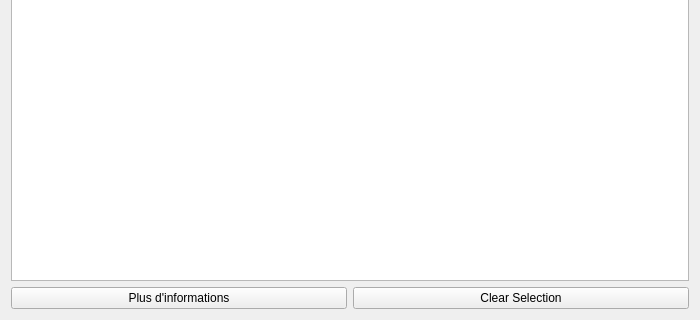
Old version of the form Projet/View/findcontact.ui in the repository KieceDonc/L3_CDAA; both pictures show x 0 to 700 and y 437 to 757 of the 700 by 757 pixel window.
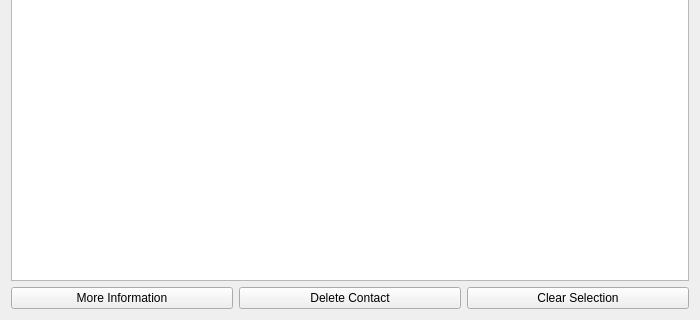
New version of the form.

What changed in the file:
```diff
--- a/Projet/View/findcontact.ui
+++ b/Projet/View/findcontact.ui
@@ -129,7 +129,14 @@
      <item>
       <widget class="QPushButton" name="buttonInfo">
        <property name="text">
-        <string>Plus d'informations</string>
+        <string>More Information</string>
+       </property>
+      </widget>
+     </item>
+     <item>
+      <widget class="QPushButton" name="buttonDelete">
+       <property name="text">
+        <string>Delete Contact</string>
        </property>
       </widget>
      </item>
```
